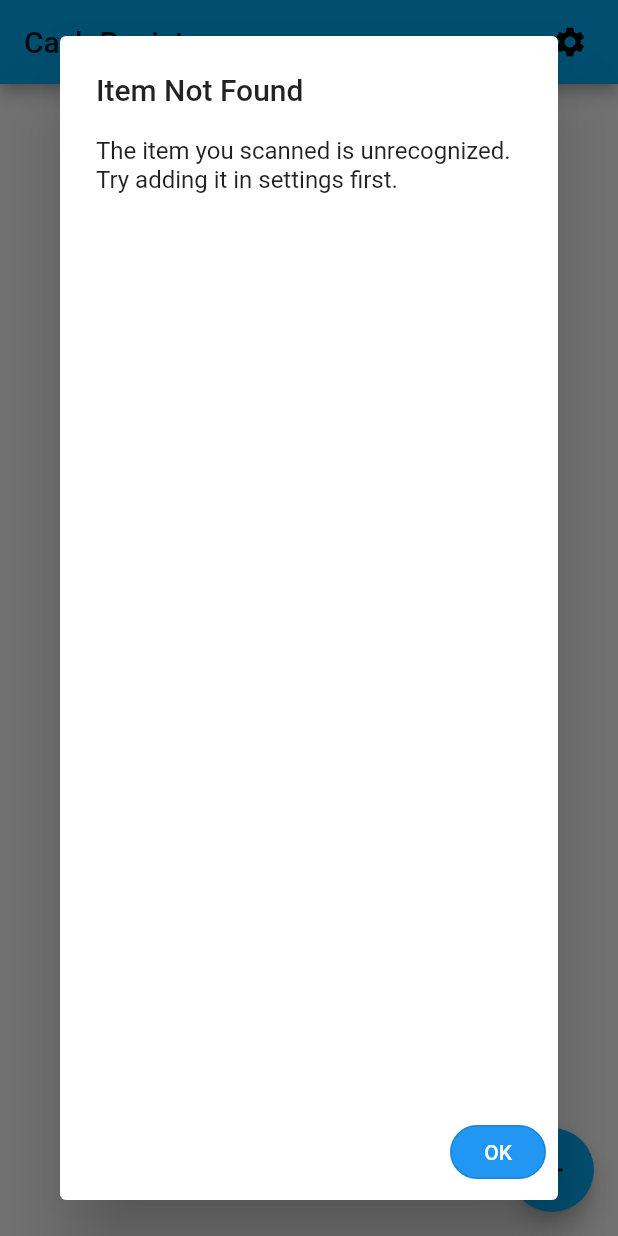
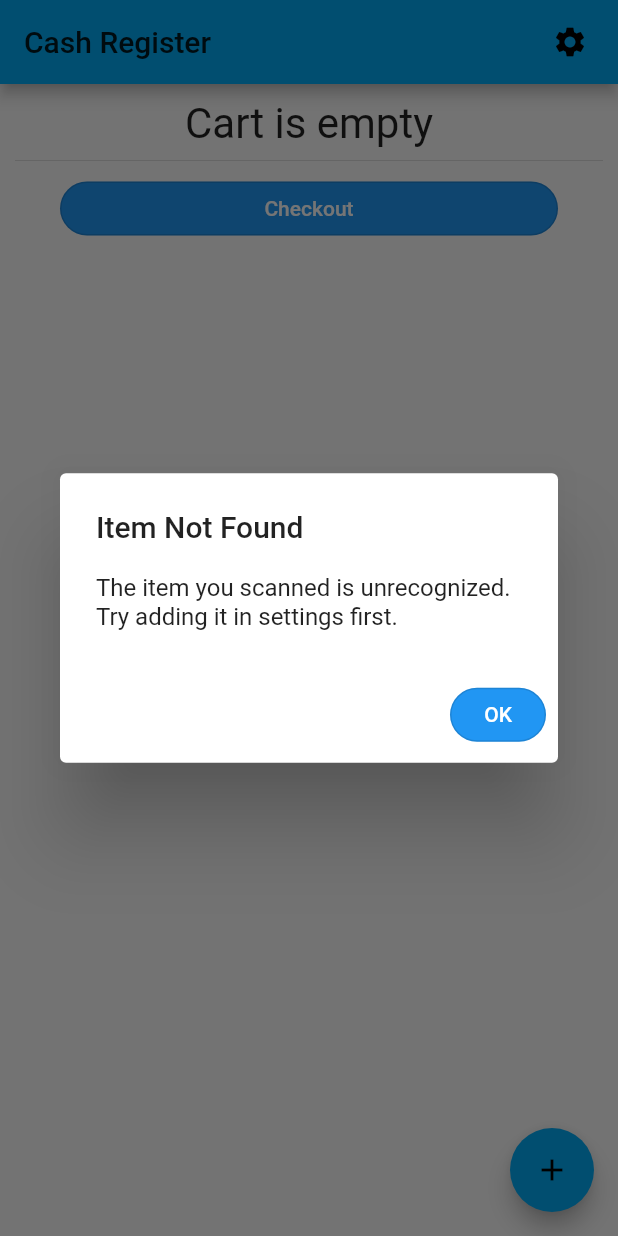
Before and after one commit to TypescriptIsBetter/cash_register_app, a Flutter app: the screen it shows after launch, after a tap on the "add" icon, on a phone screen of 412 x 824 dp. Run offline on Flutter 3.47's test engine with Material 2 defaults, Android fonts, the phone set to English and light mode, and no system bars; our stand-ins replace settings_ui, shared_preferences; missing offline and left inert: flutter_barcode_scanner.

Commit message:
Fixed cart not working. About to fix hacky solution.

```diff
--- a/lib/CartItem.dart
+++ b/lib/CartItem.dart
@@ -12,7 +12,6 @@ class CartItem {
   Widget build(BuildContext context) {
     return
       Container(
-        color: Colors.lightGreenAccent,
         child: Row(
           mainAxisAlignment: MainAxisAlignment.spaceBetween,
           children: [
--- a/lib/Register.dart
+++ b/lib/Register.dart
@@ -2,6 +2,7 @@ import 'package:cash_register_app/settings/Settings.dart';
 import 'package:flutter/material.dart';
 import 'package:flutter_barcode_scanner/flutter_barcode_scanner.dart';
 import 'package:shared_preferences/shared_preferences.dart';
+import 'dart:developer' as developer;
 
 import 'CartItem.dart';
 
@@ -15,24 +16,20 @@ class Register extends StatefulWidget {
 class _Register extends State<Register> {
 
   void addCartItem() {
-    FlutterBarcodeScanner.scanBarcode("#ff6666", "Cancel", false, ScanMode.BARCODE).then((code) {
-      // Couldn't find it in documentation but -1 is returned on failure
-      if (code == "-1") return;
-      setState(() async {
+    FlutterBarcodeScanner.scanBarcode("#ff6666", "Cancel", false, ScanMode.BARCODE).then((code) async {
       SharedPreferences prefs = await SharedPreferences.getInstance();
       if (prefs.containsKey("item-$code")) {
         List<String> itemInfo = prefs.getString("item-$code").split('|');
+        developer.log(itemInfo[0] + ' ' + itemInfo[1]);
         String itemName = itemInfo[0];
-          double itemPrice = itemInfo[1] as double;
+        double itemPrice = double.parse(itemInfo[1]);
+        setState(() {
           widget.cartItems.add(CartItem(itemName, itemPrice));
+        });
       } else {
         showDialog(context: context, builder: (context) => AlertDialog(
           title: Text("Item Not Found"),
-            content: Column(
-              children: [
-                Text("The item you scanned is unrecognized. Try adding it in settings first.")
-              ],
-            ),
+          content: Text("The item you scanned is unrecognized. Try adding it in settings first."),
           actions: [
             OutlinedButton(
               child: new Text("OK", style: TextStyle(color: Colors.white)),
@@ -45,7 +42,6 @@ class _Register extends State<Register> {
           ],
         ));
       }
-      });
     });
   }
 
@@ -70,12 +66,39 @@ class _Register extends State<Register> {
           )
         ]
       ),
-      body: ListView.builder(
-        itemCount: widget.cartItems.length,
+      body: Padding(
+        child: ListView.separated(
+          itemCount: (widget.cartItems.length == 0 ? 1 : widget.cartItems.length) + 1,
           itemBuilder: (context, i) {
+            if (widget.cartItems.length == 0 && i == 0) {
+              return Align(
+                  alignment: Alignment.center,
+                  child: Text("Cart is empty", textScaleFactor: 2,)
+              );
+              // Erroring out without length check here. Unsure why.
+            } else if (widget.cartItems.length != 0 && i != widget.cartItems.length) {
               final item = widget.cartItems[i];
-          return item.build(context);
+              return Align(
+                child: item.build(context),
+                alignment: Alignment.center,
+              );
+            } else {
+              return Padding(
+                  padding: EdgeInsets.symmetric(horizontal: 30),
+                  child: OutlinedButton(
+                    onPressed: () {},
+                    child: new Text("Checkout", style: TextStyle(color: Colors.white)),
+                    style: ButtonStyle(
+                        shape: MaterialStateProperty.all(RoundedRectangleBorder(borderRadius: BorderRadius.circular(30))),
+                        backgroundColor: MaterialStateProperty.all(Colors.blue)
+                    ),
+                  )
+              );
+            }
           },
+          separatorBuilder: (BuildContext context, int index) => const Divider(),
+        ),
+        padding: EdgeInsets.symmetric(vertical: 10, horizontal: 10),
       ),
       floatingActionButton: FloatingActionButton(
         tooltip: "Add Item",
--- a/lib/settings/Settings.dart
+++ b/lib/settings/Settings.dart
@@ -33,13 +33,15 @@ class _Settings extends State<Settings> {
       showDialog(context: context, builder: (context) {
         return AlertDialog(
           title: Text("Update item"),
-          content: Column(
+          content: IntrinsicHeight(
+            child: Column(
               children: [
                 Text("Item name: "),
                 TextField(controller: itemNameField,),
                 Text("Item price: "),
                 TextField(controller: itemPriceField)
               ],
+            ),
           ),
           actions: [
             OutlinedButton(
@@ -137,11 +139,13 @@ class _Settings extends State<Settings> {
       showDialog(context: context, builder: (context) {
         return AlertDialog(
           title: Text("Update balance"),
-          content: Column(
+          content: IntrinsicHeight(
+            child: Column(
               children: [
                 Text("New balance: "),
                 TextField(controller: balanceField,),
               ],
+            )
           ),
           actions: [
             OutlinedButton(
```
Lines whose indentation alone changed are shown as unchanged.
